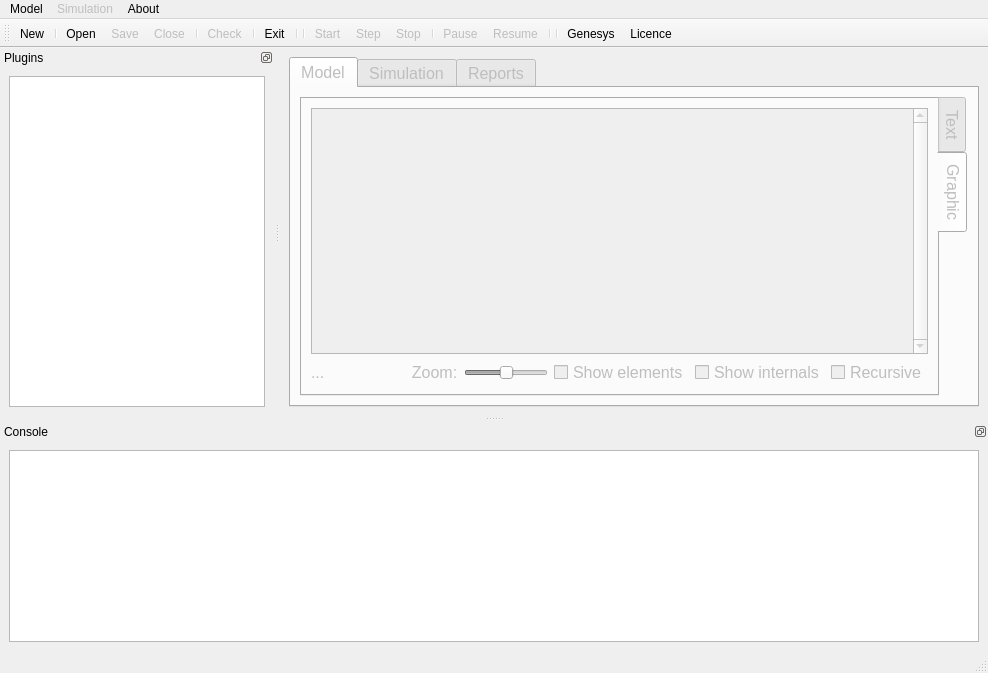
The window that applications/gui/qt/SimpleGUI_QtCreator/SimpleGUI/mainwindow.ui (vits-hugs/Genesys-Simulator) describes before a commit, drawn with Qt 5.
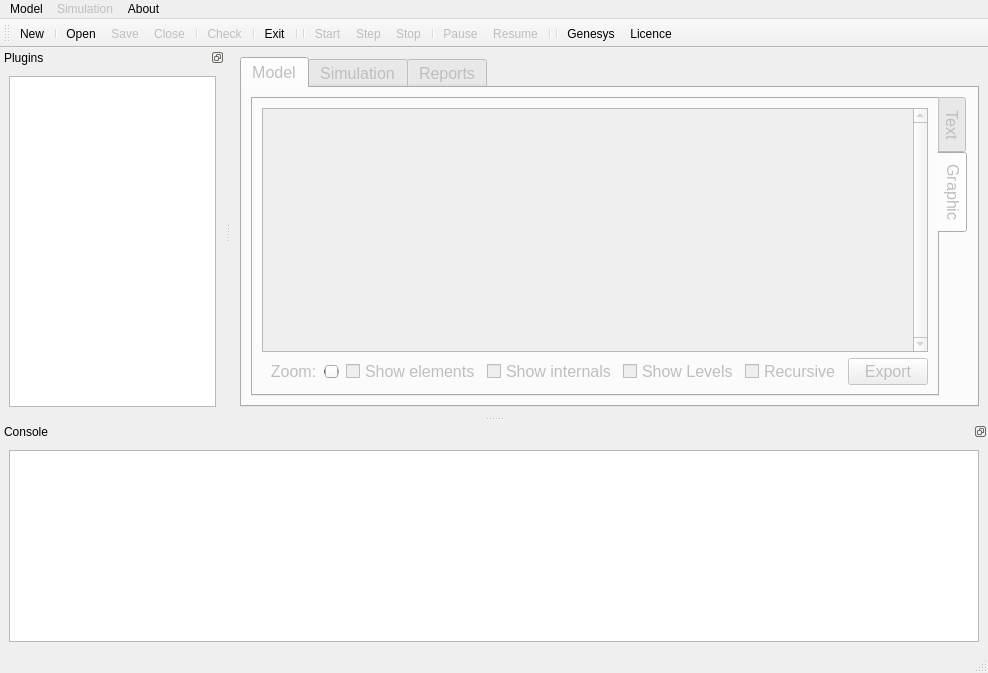
The same window after the commit. The open tabs and pages were chosen to show the change. Icons and pictures are not drawn.

The edit to the form file:
```diff
--- a/applications/gui/qt/SimpleGUI_QtCreator/SimpleGUI/mainwindow.ui
+++ b/applications/gui/qt/SimpleGUI_QtCreator/SimpleGUI/mainwindow.ui
@@ -88,8 +88,8 @@
                 <rect>
                  <x>0</x>
                  <y>0</y>
-                 <width>601</width>
-                 <height>221</height>
+                 <width>699</width>
+                 <height>226</height>
                 </rect>
                </property>
                <layout class="QVBoxLayout" name="verticalLayout_5">
@@ -121,19 +121,6 @@
             </item>
             <item>
              <layout class="QHBoxLayout" name="horizontalLayout">
-              <item>
-               <widget class="QLabel" name="label_GraphicMsg">
-                <property name="sizePolicy">
-                 <sizepolicy hsizetype="Preferred" vsizetype="Preferred">
-                  <horstretch>2</horstretch>
-                  <verstretch>0</verstretch>
-                 </sizepolicy>
-                </property>
-                <property name="text">
-                 <string>...</string>
-                </property>
-               </widget>
-              </item>
               <item>
                <widget class="QLabel" name="label_Zoom">
                 <property name="text">
@@ -177,6 +164,13 @@
                 </property>
                </widget>
               </item>
+              <item>
+               <widget class="QCheckBox" name="checkBox_ShowLevels">
+                <property name="text">
+                 <string>Show Levels</string>
+                </property>
+               </widget>
+              </item>
               <item>
                <widget class="QCheckBox" name="checkBox_ShowRecursive">
                 <property name="text">
@@ -184,6 +178,13 @@
                 </property>
                </widget>
               </item>
+              <item>
+               <widget class="QPushButton" name="pushButton">
+                <property name="text">
+                 <string>Export</string>
+                </property>
+               </widget>
+              </item>
              </layout>
             </item>
            </layout>
```
Left out of the diff: 2 changed lines with no effect on the pictures.
